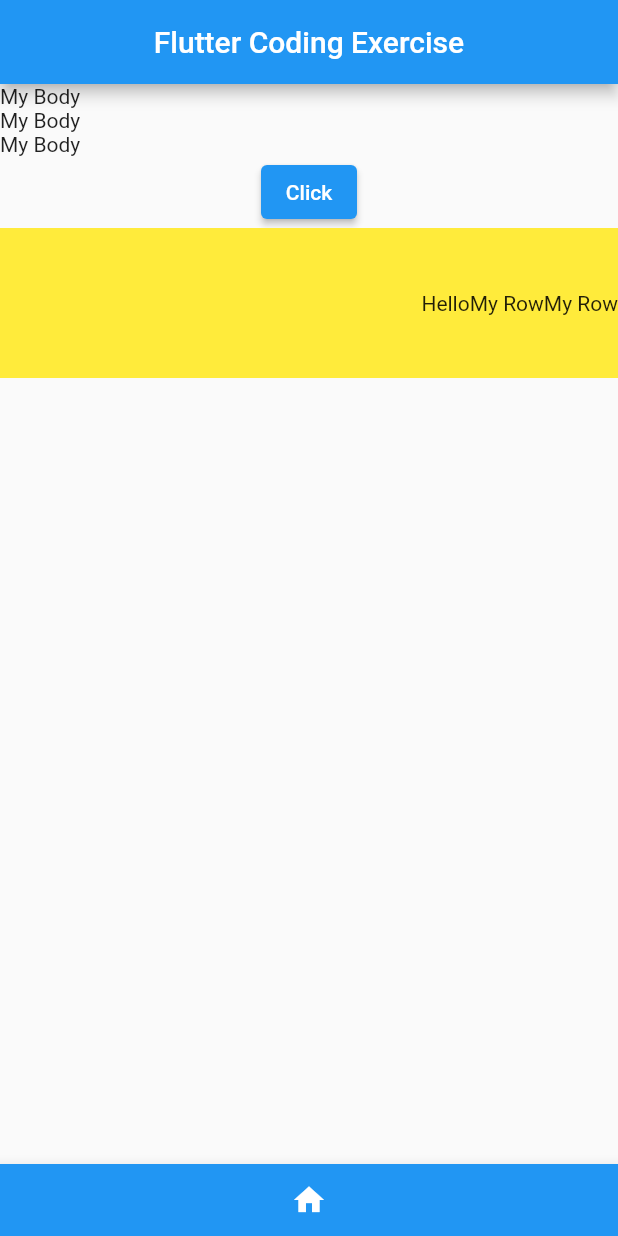
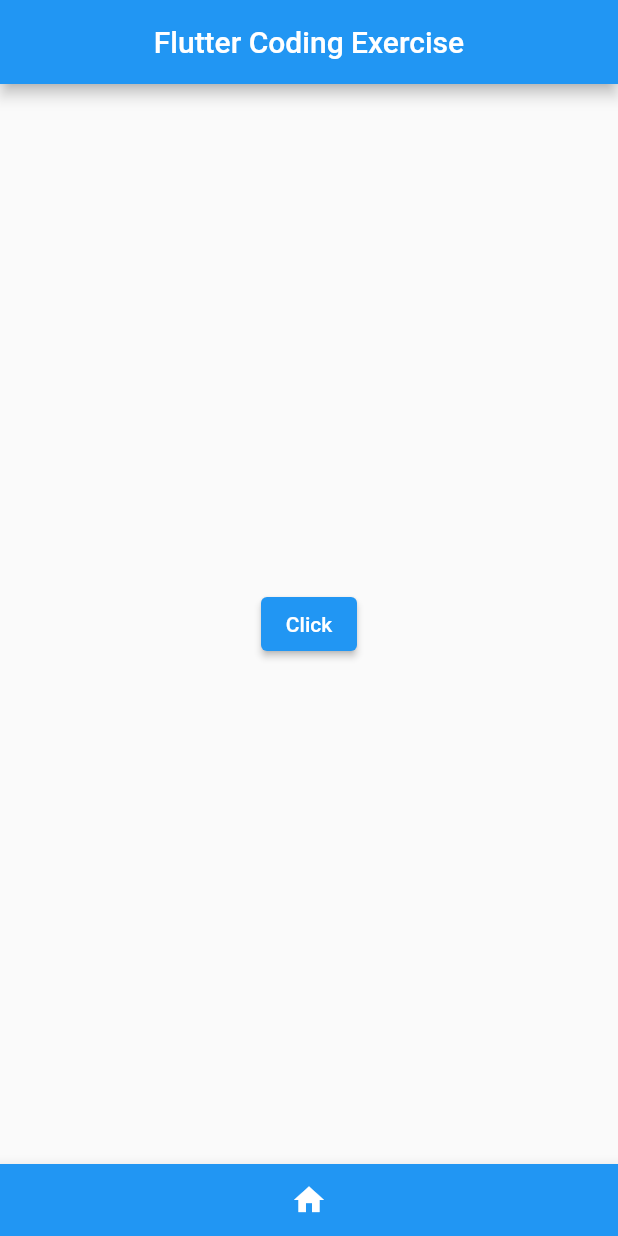
Before and after one commit to Alxbry28/flutter_practice, a Flutter app: the screen it shows after launch, after a tap on "Click", on a phone screen of 412 x 824 dp. Run offline on Flutter 3.47's test engine with Material 2 defaults, Android fonts, the phone set to English and light mode, and no system bars.

Commit message:
[practical_2] shortened if else

```diff
--- a/lib/main.dart
+++ b/lib/main.dart
@@ -11,6 +11,8 @@ class MyApp extends StatefulWidget {
 }
 
 class _MyAppState extends State<MyApp> {
+  int num = 0;
+
   bool myNewButton = false;
   String myText = "Hello";
   @override
@@ -22,30 +24,31 @@ class _MyAppState extends State<MyApp> {
         ),
         body: Column(
           crossAxisAlignment: CrossAxisAlignment.start,
-          mainAxisAlignment: MainAxisAlignment.start,
+          mainAxisAlignment: num == 0
+              ? MainAxisAlignment.start
+              : num == 2
+                  ? MainAxisAlignment.end
+                  : MainAxisAlignment.center,
           children: [
-            Text("My Body"),
-            Text("My Body"),
-            Text("My Body"),
-            Center(child: ElevatedButton(onPressed: () {
-              setState(() {
-                myNewButton = !myNewButton;
-                debugPrint(myNewButton.toString());
-              });
-            }, child: Text("Click"))),
-            Container(
-              color: Colors.yellow,
-              height: 100,
-              child: Row(
-                crossAxisAlignment: CrossAxisAlignment.center,
-                mainAxisAlignment: MainAxisAlignment.end,
-                children: [
-                  Text(myNewButton ? "Hello": "Hi" ),
-                  Text("My Row"),
-                  Text("My Row"),
-                ],
-              ),
-            )
+            Row(
+              crossAxisAlignment: CrossAxisAlignment.start,
+              mainAxisAlignment: num == 0
+                  ? MainAxisAlignment.start
+                  : num == 2
+                      ? MainAxisAlignment.end
+                      : MainAxisAlignment.center,
+              children: [
+                ElevatedButton(
+                    onPressed: () {
+                      setState(() {
+                        myNewButton = !myNewButton;
+                        num++;
+                        num = (num >= 3) ? 0 : num;
+                      });
+                    },
+                    child: const Text("Click")),
+              ],
+            ),
           ],
         ),
         bottomNavigationBar: BottomAppBar(
```
